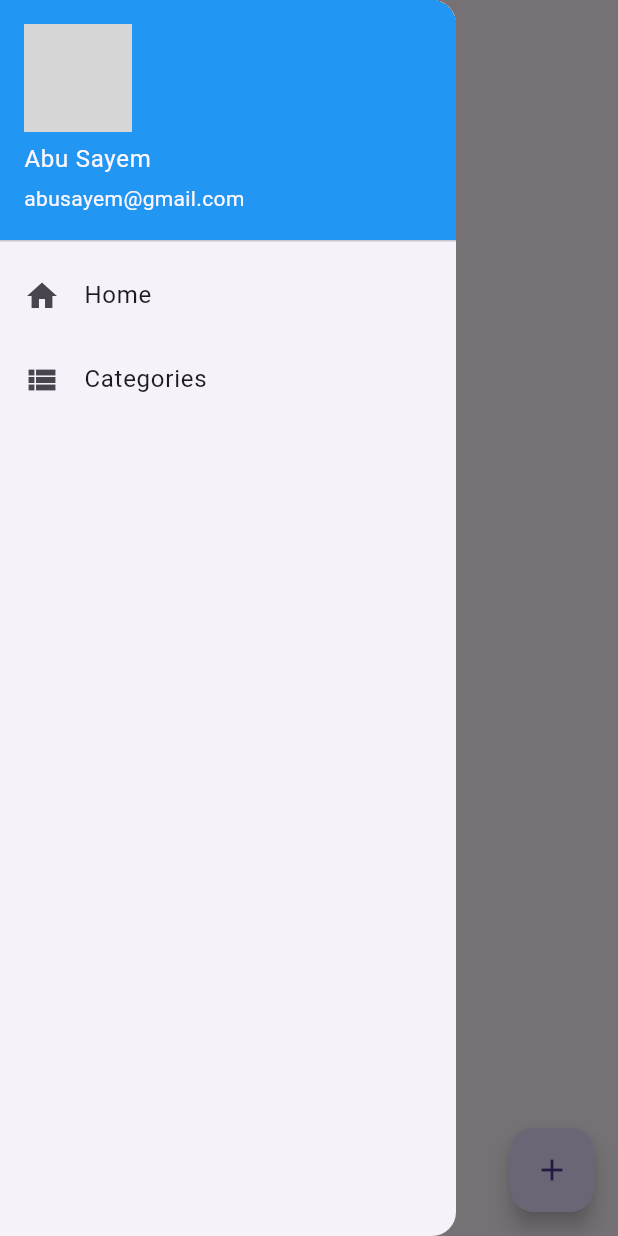
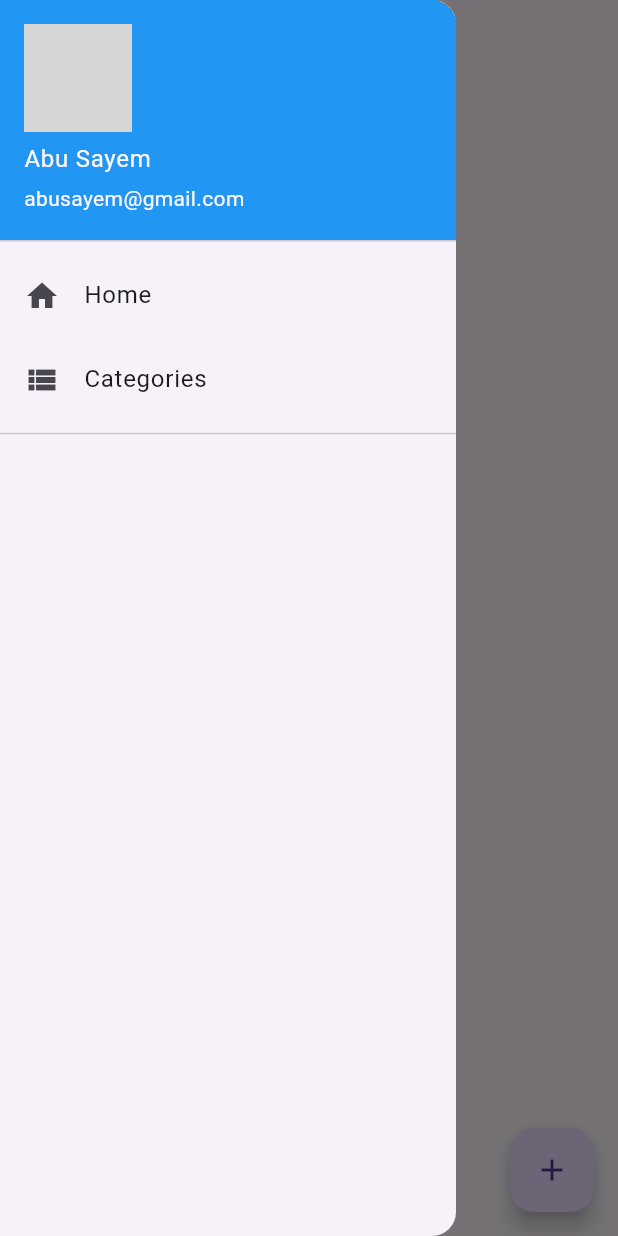
Before and after one commit to abusayembd/flutter_todo_app_sqflite, a Flutter app: the screen it shows after launch, with the side drawer open, on a phone screen of 412 x 824 dp. Run offline on Flutter 3.47's test engine with Material 3 defaults, Android fonts, the phone set to English and light mode, and no system bars; our stand-ins replace sqflite; accounts and stored records are empty; network calls fail; grey boxes are pictures that could not be loaded.

Commit message:
todo list view in home screen, categories view in drawer

```diff
--- a/lib/helpers/drawer_navigation.dart
+++ b/lib/helpers/drawer_navigation.dart
@@ -1,5 +1,6 @@
 import 'package:flutter/material.dart';
 import 'package:flutter_todolist_sqflite_app/screens/home_screen.dart';
+import 'package:flutter_todolist_sqflite_app/service/category_service.dart';
 
 import '../screens/categories_screen.dart';
 
@@ -11,6 +12,28 @@ class DrawerNavigation extends StatefulWidget {
 }
 
 class _DrawerNavigationState extends State<DrawerNavigation> {
+  List<Widget> _categoryList = <Widget>[];
+  CategoryService _categoryService = CategoryService();
+
+  @override
+  void initState() {
+    super.initState();
+    getAllCategories();
+  }
+  getAllCategories() async {
+    var categories = await _categoryService.readCategories();
+    categories.forEach((category) {
+      setState(() {
+        _categoryList.add(ListTile(
+          title: Text(category['name']),
+          onTap: () {
+
+          },
+        ));
+      });
+    });
+  }
+
   @override
   Widget build(BuildContext context) {
     return SafeArea(
@@ -38,6 +61,10 @@ class _DrawerNavigationState extends State<DrawerNavigation> {
                   .push(MaterialPageRoute(builder: (_) => const CategoriesScreen())),
 
             ),
+            const Divider(),
+            Column(
+              children: _categoryList,
+            )
           ],
         ),
       ),
--- a/lib/models/todo.dart
+++ b/lib/models/todo.dart
@@ -1,17 +1,17 @@
 class Todo {
 
-  String title;
+  String? title;
   String description;
-  String category;
-  String todoDate;
+  String? category;
+  String? todoDate;
   int isFinished;
 
   Todo({
 
-    required this.title,
+     this.title,
     required this.description,
-    required this.category,
-    required this.todoDate,
+     this.category,
+     this.todoDate,
     required this.isFinished,
   });
 
--- a/lib/screens/home_screen.dart
+++ b/lib/screens/home_screen.dart
@@ -1,6 +1,8 @@
 import 'package:flutter/material.dart';
 import 'package:flutter_todolist_sqflite_app/helpers/drawer_navigation.dart';
+import 'package:flutter_todolist_sqflite_app/models/todo.dart';
 import 'package:flutter_todolist_sqflite_app/screens/todo_screen.dart';
+import 'package:flutter_todolist_sqflite_app/service/todo_service.dart';
 
 class HomeScreen extends StatefulWidget {
   const HomeScreen({super.key});
@@ -10,6 +12,31 @@ class HomeScreen extends StatefulWidget {
 }
 
 class _HomeScreenState extends State<HomeScreen> {
+  final TodoService _todoService = TodoService();
+  List<Todo> _todoList = <Todo>[];
+
+  @override
+  void initState() {
+    super.initState();
+    getAllTodos();
+  }
+
+  getAllTodos() async {
+    _todoList = <Todo>[];
+    var todos = await _todoService.readTodos();
+    todos.forEach((todo) {
+      setState(() {
+        var model = Todo(
+            title: todo['title'],
+            description: todo['description'],
+            category: todo['category'],
+            todoDate: todo['todoDate'],
+            isFinished: todo['isFinished']);
+        _todoList.add(model);
+      });
+    });
+  }
+
   @override
   Widget build(BuildContext context) {
     return MaterialApp(
@@ -19,6 +46,30 @@ class _HomeScreenState extends State<HomeScreen> {
             title: const Text("Todolist Sqflite"),
           ),
           drawer: const DrawerNavigation(),
+          body: ListView.builder(
+            itemCount: _todoList.length,
+            itemBuilder: (context, index) {
+              return Padding(
+                padding: const EdgeInsets.only(top: 8.0, left: 8.0, right: 8.0),
+                child: Card(
+                  elevation: 8.0,
+                  shape: RoundedRectangleBorder(
+                    borderRadius: BorderRadius.circular(4),
+                  ),
+                  child: ListTile(
+                    title: Row(
+                      mainAxisAlignment: MainAxisAlignment.spaceBetween,
+                      children: [
+                        Text(_todoList[index].title ?? 'No Title'),
+                      ],
+                    ),
+                    subtitle: Text(_todoList[index].category ?? 'No Category'),
+                    trailing: Text(_todoList[index].todoDate ?? 'No Date'),
+                  ),
+                ),
+              );
+            },
+          ),
           floatingActionButton: FloatingActionButton(
             onPressed: () => Navigator.of(context).push(
               MaterialPageRoute(
@@ -28,6 +79,7 @@ class _HomeScreenState extends State<HomeScreen> {
             child: const Icon(Icons.add),
           ),
         ),
-    ));
+      ),
+    );
   }
 }
--- a/lib/service/todo_service.dart
+++ b/lib/service/todo_service.dart
@@ -13,5 +13,9 @@ class TodoService{
     return await _repository.insertData('todos', todo.todoMap());
   }
 
+  readTodos() async {
+    return await _repository.readData('todos');
+  }
+
 
 }
```
Also changed, not shown: lib/screens/todo_screen.dart (+4 -4 lines). Lines whose indentation alone changed are shown as unchanged.
